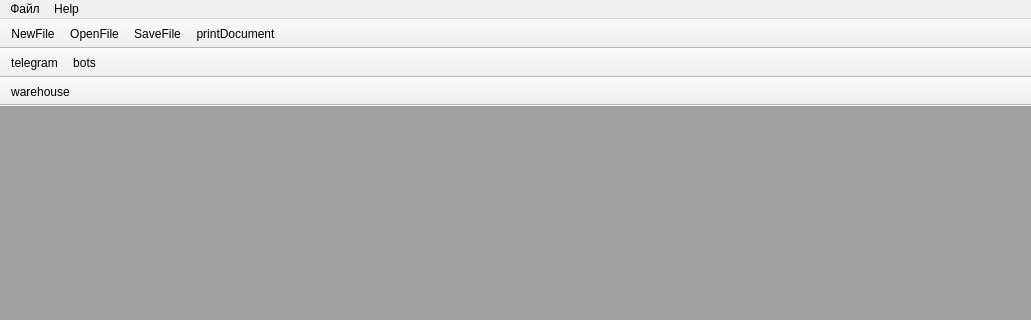
The window that src/kcrm.ui (K3130/KCRM) describes before a commit, drawn with Qt 5; both pictures show x 0 to 1031 and y 0 to 320 of the 1031 by 768 pixel window.
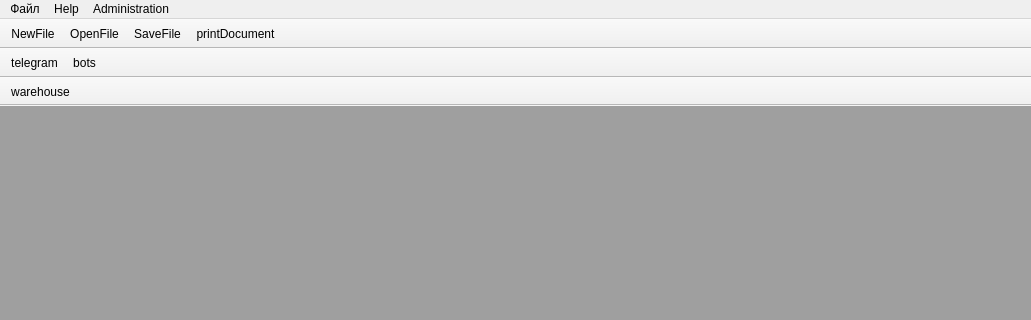
The same window after the commit. Icons and pictures are not drawn. Custom widgets are drawn as their Qt base class.

What changed in the file:
```diff
--- a/src/kcrm.ui
+++ b/src/kcrm.ui
@@ -153,8 +153,15 @@
      <string>Help</string>
     </property>
    </widget>
+   <widget class="QMenu" name="menuAdministration">
+    <property name="title">
+     <string>Administration</string>
+    </property>
+    <addaction name="action_5"/>
+   </widget>
    <addaction name="menuFile"/>
    <addaction name="menuHelp"/>
+   <addaction name="menuAdministration"/>
   </widget>
   <widget class="QToolBar" name="toolBar">
    <property name="windowTitle">
```
Left out of the diff: 5 changed lines with no effect on the pictures.
